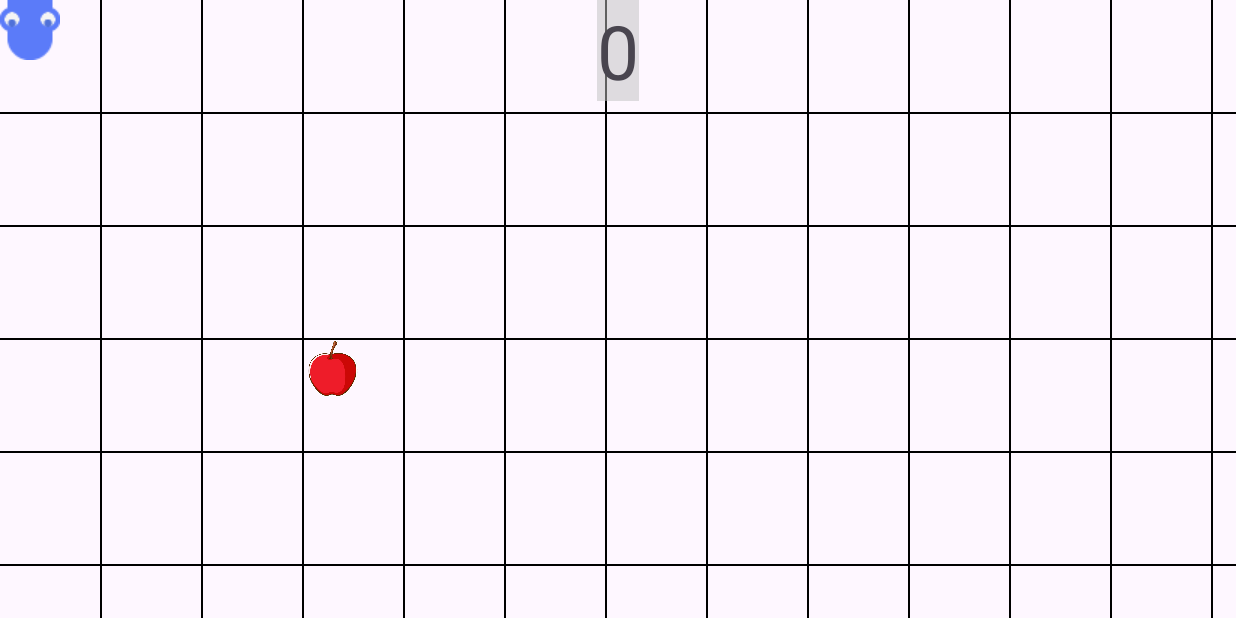
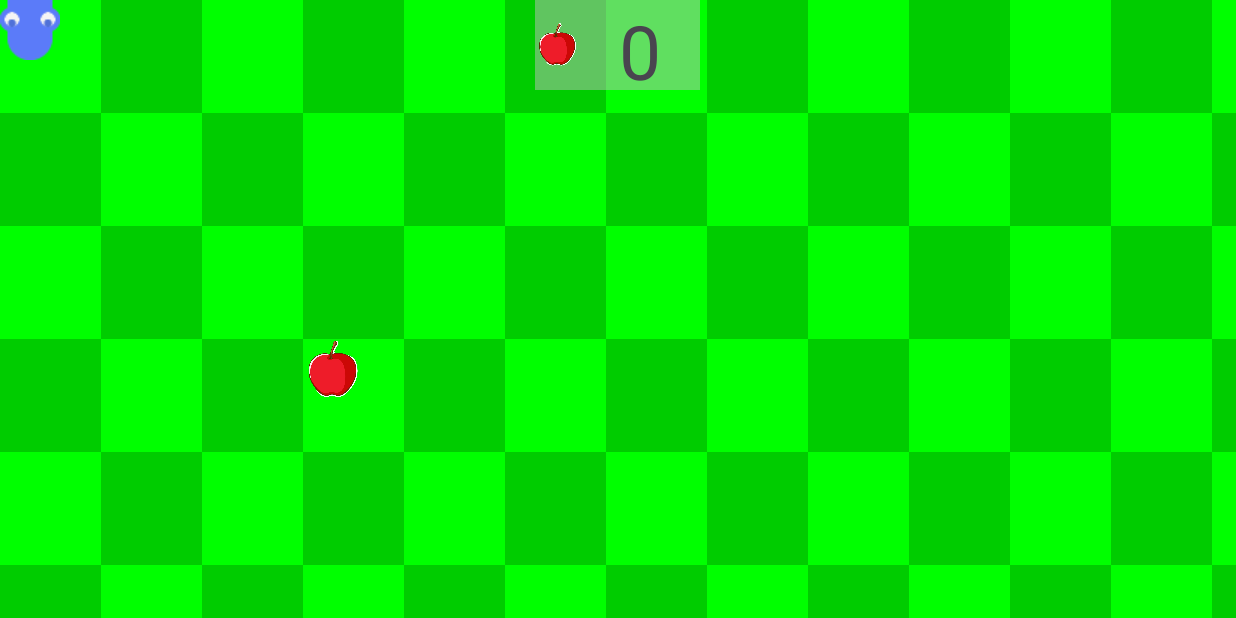
Before and after one commit to liam-santin/2024-santlia-SnakeGame, an Android app: the JeuActivity screen opened directly, with no data from a screen before it, on a phone screen of 824 x 412 dp (held sideways). Run offline under Robolectric (Android 15) with nearby library versions, the light colour scheme and no system bars.

Commit message:
Changement de la grille, maintenant c'est une grille avec 2 teinte de vert différent

```diff
--- a/app/src/main/java/com/example/snake/CustomGridView.java
+++ b/app/src/main/java/com/example/snake/CustomGridView.java
@@ -11,6 +11,9 @@ public class CustomGridView extends View {
     private static final int NBR_COLUMNS = 14;
     private static final int NBR_ROWS = 6;
 
+    // Couleurs pour l'alternance
+    private int color1 = Color.parseColor("#00FF00"); // Vert
+    private int color2 = Color.parseColor("#00CC00"); // Un autre vert
 
     // Largeur et hauteur du cadrillage
     private int width = 1420;
@@ -43,16 +46,30 @@ public class CustomGridView extends View {
         int cellWidth = width / NBR_COLUMNS;
         int cellHeight = height / NBR_ROWS;
 
-        // Dessiner les lignes verticales
-        for (int col = 1; col < NBR_COLUMNS; col++) {
-            int x = col * cellWidth;
-            canvas.drawLine(x, 0, x, height, gridPaint);
+        // Variable pour alterner entre les couleurs
+        int colorIndex = 0;
+
+        // Dessiner les cases
+        for (int row = 0; row < NBR_ROWS; row++) {
+            for (int col = 0; col < NBR_COLUMNS; col++) {
+                int x = col * cellWidth;
+                int y = row * cellHeight;
+
+                // Sélectionner la couleur en alternance en fonction de la position de la case
+                int color;
+                if ((row + col) % 2 == 0) {
+                    color = color1;
+                } else {
+                    color = color2;
+                }
+
+                // Dessiner la case avec la couleur appropriée
+                Paint cellPaint = new Paint();
+                cellPaint.setStyle(Paint.Style.FILL);
+                cellPaint.setColor(color);
+                canvas.drawRect(x, y, x + cellWidth, y + cellHeight, cellPaint);
+            }
         }
 
-        // Dessiner les lignes horizontales
-        for (int row = 1; row < NBR_ROWS; row++) {
-            int y = row * cellHeight;
-            canvas.drawLine(0, y, width, y, gridPaint);
-        }
     }
 }
--- a/app/src/main/res/layout/activity_jeu.xml
+++ b/app/src/main/res/layout/activity_jeu.xml
@@ -25,16 +25,28 @@
         android:layout_height="40dp"
         app:srcCompat="@drawable/pomme" />
 
-    <TextView
-        android:id="@+id/score"
+    <!-- Score du joueur -->
+    <LinearLayout
+        android:id="@+id/idLayoutScore"
         android:layout_height="wrap_content"
         android:layout_width="wrap_content"
-        android:text="100"
-        android:textSize="50dp"
-        android:background="#80C0C0C0"
         android:layout_centerHorizontal="true"
         android:layout_alignParentTop="true"
-        >
-    </TextView>
+        android:background="#80C0C0C0">
+
+        <TextView
+            android:id="@+id/score"
+            android:layout_height="60dp"
+            android:layout_width="80dp"
+            android:textAlignment="center"
+            android:text="100"
+            android:textSize="50dp"/>
+        <ImageView
+            android:layout_width="30dp"
+            android:layout_height="30dp"
+            android:src="@drawable/pomme"
+            android:layout_gravity="center_vertical|end"/>
+
+    </LinearLayout>
 
 </RelativeLayout>
--- a/app/src/main/res/values/colors.xml
+++ b/app/src/main/res/values/colors.xml
@@ -4,4 +4,5 @@
     <color name="white">#FFFFFFFF</color>
     <color name="vert">#4CAF50</color>
     <color name="vert_clair">#93EF28</color>
+    <color name="red">#C30010</color>
 </resources>
```
Also changed, not shown: app/src/main/java/com/example/snake/JeuActivity.java (+62 -35 lines), app/src/main/java/com/example/snake/MainActivity.java (+12 -1 lines), app/src/main/res/layout/activity_main.xml (+46 -9 lines), app/src/main/res/drawable/fond_ecran_accueil.png (added).
